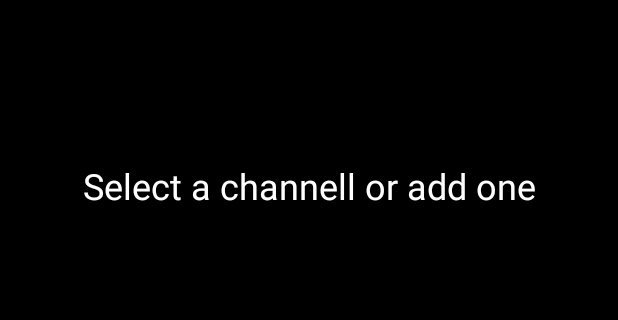
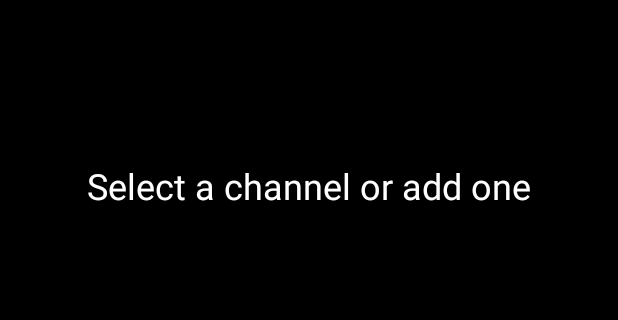
Before and after one commit to k0staa/RssReaderForReddit, an Android app: the screen it shows after launch (MainActivity), on a phone screen of 412 x 824 dp, the part 205-525 px from its top. Run offline under Robolectric (Android 15) with nearby library versions, the phone set to English and light mode, and no system bars.

Commit message:
Fix labels text (channell -> channel)

```diff
--- a/app/src/main/res/layout/activity_add_channel.xml
+++ b/app/src/main/res/layout/activity_add_channel.xml
@@ -31,7 +31,7 @@
         android:layout_marginLeft="8dp"
         android:layout_marginRight="8dp"
         android:layout_marginTop="117dp"
-        android:text="Enter your favorite channell"
+        android:text="Enter your favorite channel"
         android:textAppearance="@android:style/TextAppearance.Material.Large"
         android:textColor="?android:attr/textColorPrimaryInverse"
         app:layout_constraintLeft_toLeftOf="parent"
--- a/app/src/main/res/layout/activity_main.xml
+++ b/app/src/main/res/layout/activity_main.xml
@@ -54,7 +54,7 @@
         android:layout_marginRight="8dp"
         android:layout_marginStart="8dp"
         android:layout_marginTop="94dp"
-        android:text="Select a channell or add one"
+        android:text="Select a channel or add one"
         android:textColor="?android:attr/textColorPrimaryInverse"
         android:textSize="24sp"
         app:layout_constraintBottom_toTopOf="@+id/spinner"
```
